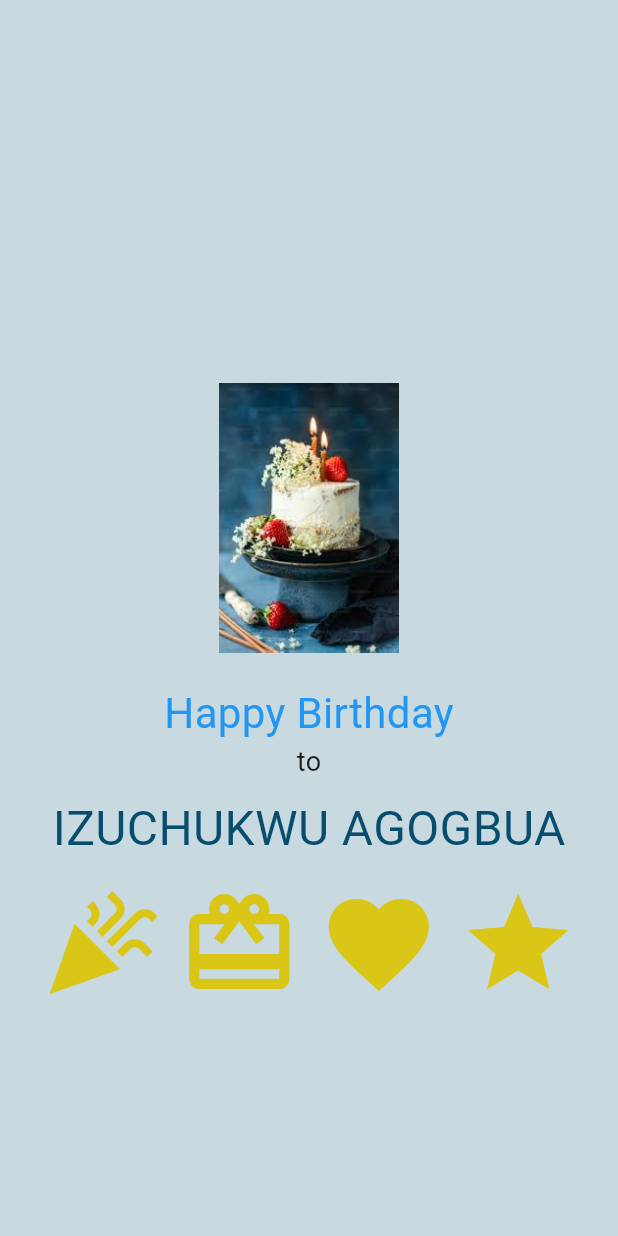
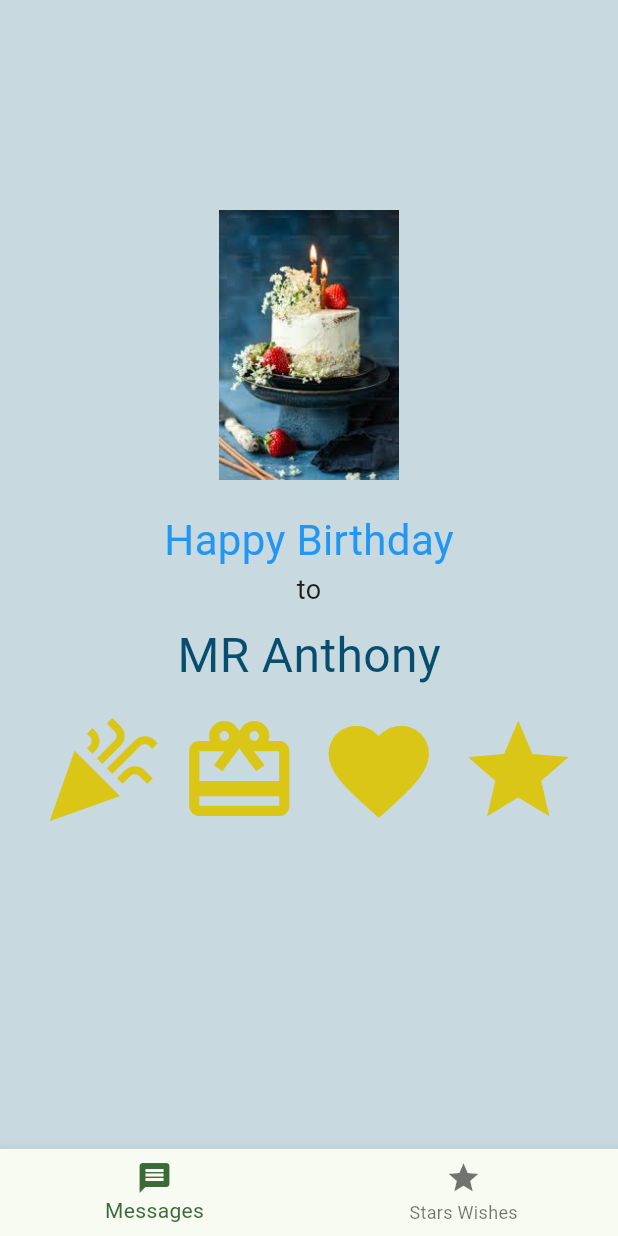
Before and after one commit to maryprecious/birthday_app, a Flutter app: the screen it shows after launch, on a phone screen of 412 x 824 dp. Run offline on Flutter 3.47's test engine with Material 3 defaults, Android fonts, the phone set to English and light mode, and no system bars.

Commit message:
navigator bar added

```diff
--- /dev/null
+++ b/lib/bottom_navigator.dart
@@ -0,0 +1,37 @@
+import 'package:birthday_app/pages/home_page.dart';
+import 'package:birthday_app/pages/message_page.dart';
+import 'package:flutter/material.dart';
+
+
+class BottomNavigator extends StatefulWidget {
+  const BottomNavigator({super.key});
+
+  @override
+  State<BottomNavigator> createState() => _ButtomNavigationState();
+}
+
+class _ButtomNavigationState extends State<BottomNavigator> {
+  int indexToBeShown = 0;
+  var pages = [HomePage(), MessagePage()];
+
+
+  @override
+  Widget build(BuildContext context) {
+    return Scaffold(
+      body: pages[indexToBeShown],
+      bottomNavigationBar: BottomNavigationBar(
+        currentIndex: indexToBeShown,
+        onTap: (newIndex) {
+          setState(() {
+            indexToBeShown = newIndex;
+          });
+        },
+        items: [
+          BottomNavigationBarItem(label: "Messages", icon: Icon(Icons.message),),
+          BottomNavigationBarItem(label: "Stars Wishes", icon: Icon(Icons.star),),
+          // BottomNavigationBarItem(label: "Profile", icon:Icon(Icons.person),),
+        ]
+        ),
+    );
+  }
+}
--- a/lib/main.dart
+++ b/lib/main.dart
@@ -1,5 +1,7 @@
+import 'package:birthday_app/pages/message_page.dart';
 import 'package:flutter/material.dart';
 import 'package:birthday_app/pages/home_page.dart';
+import 'package:birthday_app/bottom_navigator.dart';
 
 void main() {
   runApp(const MyApp());
@@ -18,9 +20,14 @@ class MyApp extends StatelessWidget {
         colorScheme: ColorScheme.fromSeed(seedColor: Colors.green),
       ),
       debugShowCheckedModeBanner: false,
-      // home: const MyHomePage(title: 'Flutter Demo Home Page'),
+      home: BottomNavigator(),
+
+      // 👇 Routes (optional but good practice)
+
        routes: {
-        "/": (context)=> HomePage(),
+        "/home": (context)=> HomePage(),
+        "/messages": (context)=> MessagePage(),
+          // "/": (context)=> OnboardingPage(),
         // "/home": (context)=> BottomNavigation(),
         // "/login": (context)=> LoginPage(),
         // "/signup": (context)=> SignupPage(),
--- a/lib/pages/home_page.dart
+++ b/lib/pages/home_page.dart
@@ -1,4 +1,5 @@
 import 'package:flutter/material.dart';
+
 
 class HomePage extends StatefulWidget {
   const HomePage({super.key});
@@ -12,7 +13,10 @@ class _HomePageState extends State<HomePage> {
   Widget build(BuildContext context) {
     return Scaffold(
       backgroundColor:  Color.fromARGB(255, 201, 217, 224),
-      body: Center(
+      body: SafeArea(
+        child: SingleChildScrollView(
+          child: Padding(
+            padding: EdgeInsets.symmetric(horizontal: 20, vertical: 40),
             child: Column(
               mainAxisAlignment: MainAxisAlignment.center,
               children: [
@@ -34,7 +38,7 @@ class _HomePageState extends State<HomePage> {
 
                   SizedBox(height: 8),
                   Text(
-              "IZUCHUKWU AGOGBUA",
+                  "MR Anthony",
                   style: TextStyle(
                     fontSize: 32,
                     color:  Color.fromARGB(255, 6, 77, 110)
@@ -60,9 +64,11 @@ class _HomePageState extends State<HomePage> {
                       size: 80,
                       color:  Color.fromARGB(255, 218, 198, 23),),
                     ],
-              )
-
+                  ),
+                 SizedBox(height: 200),
               ],
+            ),
+          ),
         ),
       ),
     );
```
Also changed, not shown: lib/pages/bottom_navigation.dart (deleted). Lines whose indentation alone changed are shown as unchanged.
